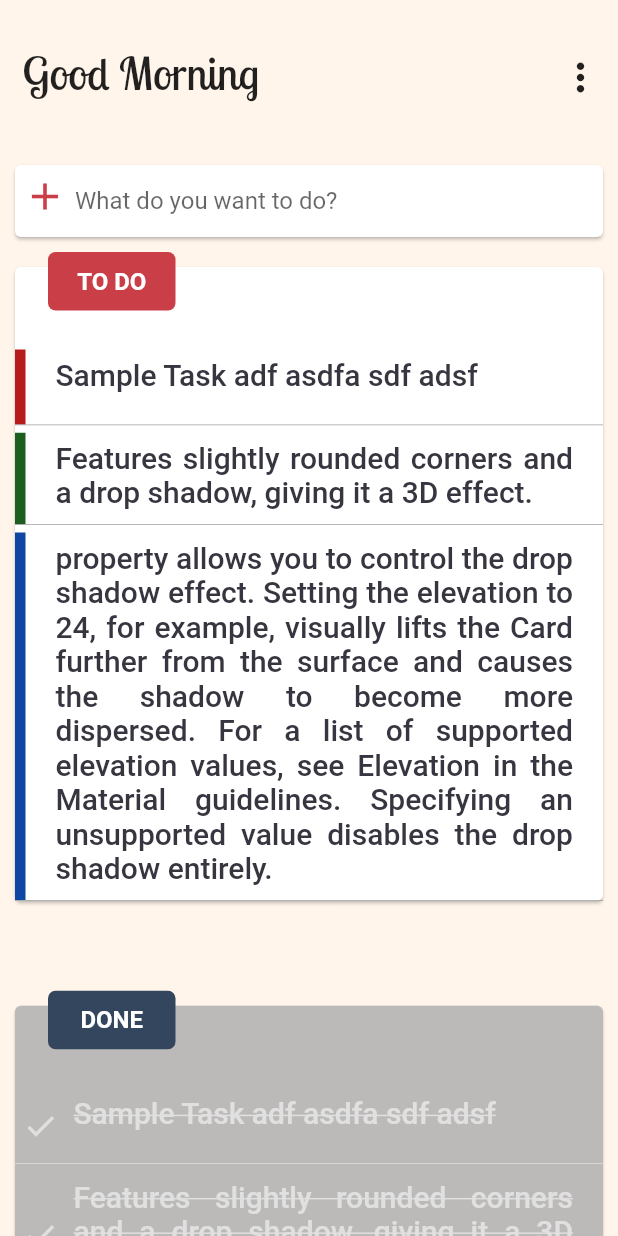
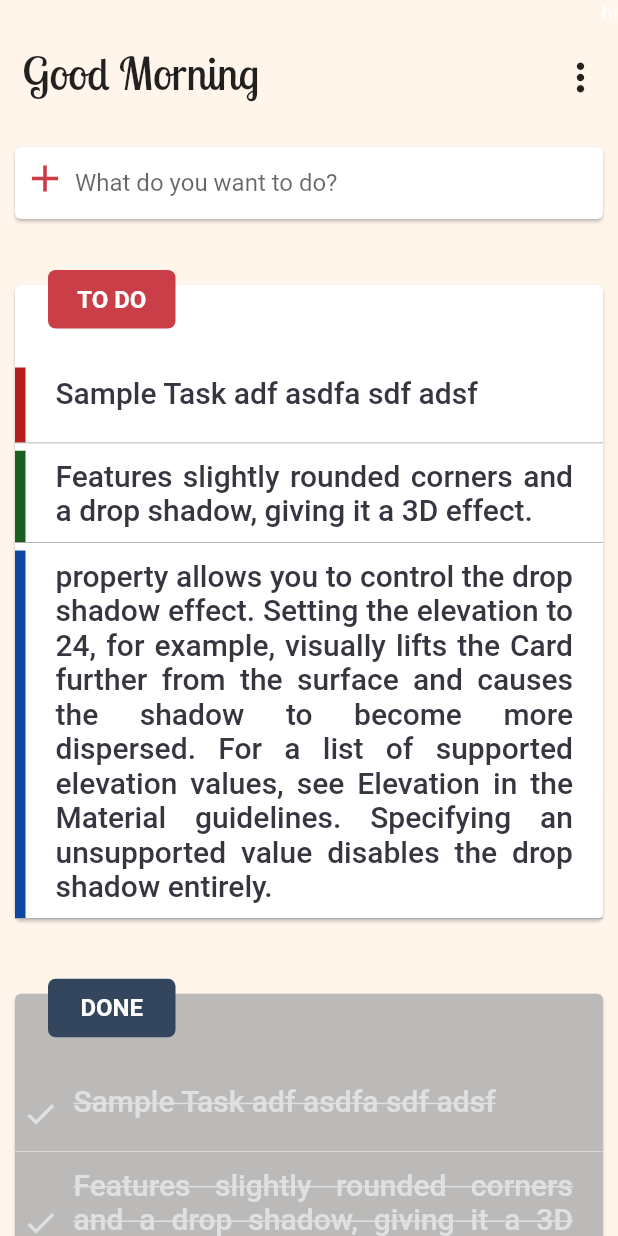
Before and after one commit to mahmudahsan/flutter_todos, a Flutter app: the screen it shows after launch, on a phone screen of 412 x 824 dp. Run offline on Flutter 3.47's test engine with Material 2 defaults, Android fonts, the phone set to English and light mode, and no system bars.

Commit message:
Sliver app bar UI updated

```diff
--- a/lib/main.dart
+++ b/lib/main.dart
@@ -17,7 +17,9 @@ class TodosApp extends StatelessWidget {
   Widget build(BuildContext context) {
     return MaterialApp(
       debugShowCheckedModeBanner: false,
-      theme: ThemeData.light().copyWith(),
+      theme: ThemeData.light().copyWith(
+        backgroundColor: Color(0xfffff5eb),
+      ),
       title: kAppTitle,
       home: HomeScreen(),
     );
@@ -35,18 +37,27 @@ class _HomeScreenState extends State<HomeScreen> {
   @override
   Widget build(BuildContext context) {
     return Scaffold(
-      backgroundColor: Color(0xfffff5eb),
+      backgroundColor: Theme.of(context).backgroundColor,
       body: SafeArea(
         child: CustomScrollView(
           slivers: <Widget>[
             SliverAppBar(
-              backgroundColor: Color(0x00),
+              backgroundColor: Theme.of(context).backgroundColor,
               floating: true,
-              flexibleSpace: Stack(
+              actions: <Widget>[
+                Text('hi'),
+              ],
+              flexibleSpace: FlexibleSpaceBar(
+                background: Column(
+                  children: <Widget>[
+                    Stack(
+                      children: <Widget>[
+                        Column(
                           children: <Widget>[
                             Container(
                               child: Row(
-                      mainAxisAlignment: MainAxisAlignment.spaceBetween,
+                                mainAxisAlignment:
+                                    MainAxisAlignment.spaceBetween,
                                 children: <Widget>[
                                   Header(
                                     msg: welcomeMsg,
@@ -67,27 +78,34 @@ class _HomeScreenState extends State<HomeScreen> {
                                 ],
                               ),
                             ),
+                            Container(
+                              margin: EdgeInsets.only(top: 20),
+                              child: TaskInput(),
+                            )
                           ],
                         ),
-              expandedHeight: 100,
+                      ],
+                    ),
+                  ],
+                ),
+              ),
+              expandedHeight: 180,
             ),
             SliverList(
               delegate: SliverChildBuilderDelegate(
                 (context, index) {
                   switch (index) {
                     case 0:
-                      return TaskInput();
+                      return Todo();
                     case 1:
-                      return Todo();
-                    case 2:
                       return SizedBox(
-                        height: 50,
+                        height: 30,
                       );
                     default:
                       return Done();
                   }
                 },
-                childCount: 4,
+                childCount: 3,
               ),
             ),
           ],
```
Lines whose indentation alone changed are shown as unchanged.
